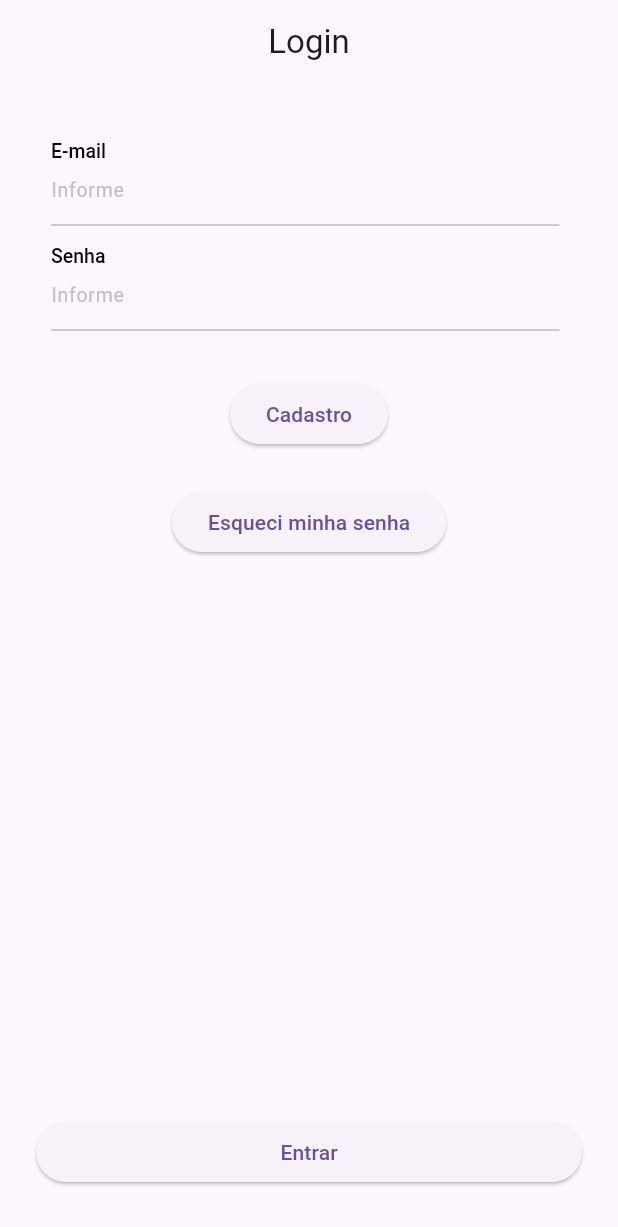
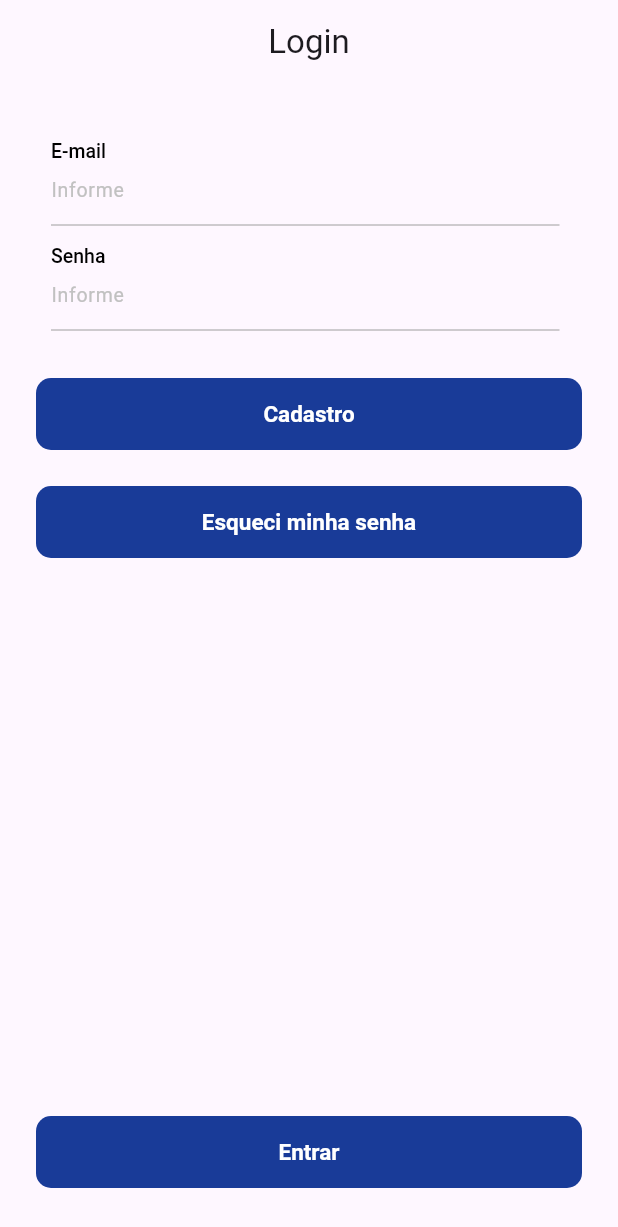
Before and after one commit to ReiBastega/CCC_LabEngSoft_Eduardo_Colet_SpendControllApp, a Flutter app: the screen it shows after launch, on a phone screen of 412 x 824 dp. Shown: the top 1227 px of the screen. Run offline on Flutter 3.47's test engine with Material 3 defaults, Android fonts, the phone set to English and light mode, and no system bars; our stand-ins replace cloud_firestore, firebase_auth, firebase_core, flutter_bloc, flutter_modular, flutter_svg; accounts and stored records are empty; Roboto replaces fonts that are missing (Montserrat).

Commit message:
Widget button

```diff
--- a/spend_controll/lib/modules/auth/login_page.dart
+++ b/spend_controll/lib/modules/auth/login_page.dart
@@ -1,6 +1,7 @@
 import 'package:flutter/material.dart';
 import 'package:flutter_bloc/flutter_bloc.dart';
 import 'package:flutter_modular/flutter_modular.dart';
+import 'package:spend_controll/shared/widgets/button.dart';
 import 'package:spend_controll/shared/widgets/form_input_and_title.dart';
 import 'Controller/login_controller.dart';
 
@@ -92,20 +93,19 @@ class _LoginPageState extends State<LoginPage> {
                           },
                         ),
                         const SizedBox(height: 24),
-                        ElevatedButton(
+                        Button(
                           onPressed: () {
                             widget.loginController.login(email!, password!);
                             // Modular.to.pushNamed('/home');
                           },
-                          child: const Text('Cadastro'),
+                          text: 'Cadastro',
                         ),
                         const SizedBox(height: 24),
-                        ElevatedButton(
-                          onPressed: () {
-                            Modular.to.pushNamed('/home');
-                          },
-                          child: const Text('Esqueci minha senha'),
-                        ),
+                        Button(
+                            onPressed: () {
+                              Modular.to.pushNamed('/home');
+                            },
+                            text: 'Esqueci minha senha'),
                       ],
                     );
                   }),
@@ -113,11 +113,11 @@ class _LoginPageState extends State<LoginPage> {
           }),
       bottomNavigationBar: Padding(
         padding: const EdgeInsets.symmetric(horizontal: 24, vertical: 32),
-        child: ElevatedButton(
+        child: Button(
           onPressed: () {
             Modular.to.pushNamed('/home');
           },
-          child: const Text('Entrar'),
+          text: 'Entrar',
         ),
       ),
     );
```
